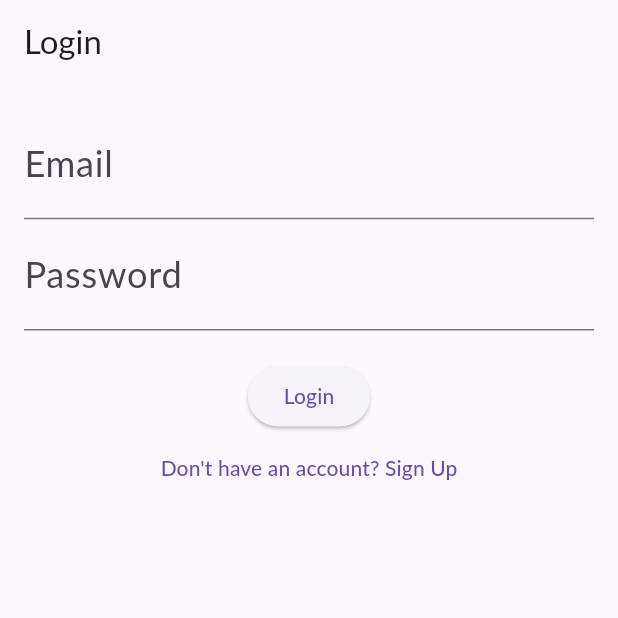
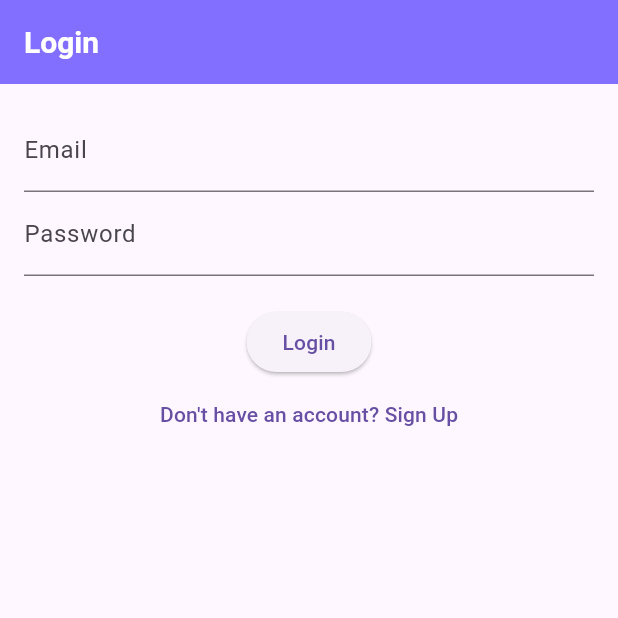
Before and after one commit to Kanglei-Inovations/KangleiMart, a Flutter app: the screen it shows after launch, on a phone screen of 412 x 824 dp, the top half of it. Run offline on Flutter 3.47's test engine with Material 3 defaults, Android fonts, the phone set to English and light mode, and no system bars; our stand-ins replace cached_network_image, cloud_firestore, firebase_auth, firebase_core, firebase_storage, flutter_rating_bar and 4 more; accounts and stored records are empty; Roboto replaces fonts that are missing (Lato).

Commit message:
all_constants.dart

```diff
--- a/lib/main.dart
+++ b/lib/main.dart
@@ -5,7 +5,9 @@ import 'package:flutter/material.dart';
 import 'package:flutter/services.dart';
 import 'package:firebase_core/firebase_core.dart';
 import 'package:flutter_screenutil/flutter_screenutil.dart';
+import 'package:get/get.dart';
 import 'package:kangleimart/firebase_options.dart';
+import 'package:kangleimart/utils/theme.dart';
 import 'package:provider/provider.dart';
 import 'package:shared_preferences/shared_preferences.dart';
 import 'package:kangleimart/providers/auth_provider.dart';
@@ -50,19 +52,12 @@ class MyApp extends StatelessWidget {
           return ScreenUtilInit(
             designSize: const Size(375, 812),
             builder: (context, child){
-              return MaterialApp(
+              return GetMaterialApp(
                 debugShowCheckedModeBanner: false,
                 title: 'KangleiMart',
-                theme: ThemeData(
-                  primarySwatch: Colors.blue,
-                  hintColor: Colors.green,
-                  fontFamily: 'Lato',
-                  textTheme: TextTheme(
-                    bodySmall: TextStyle(fontSize: 16.sp),
-                    bodyMedium: TextStyle(fontSize: 18.sp),
-                    bodyLarge: TextStyle(fontSize: 22.sp)
-                  )
-                ),
+                theme: TAppTheme.lightTheme,
+                darkTheme: TAppTheme.darkTheme,
+                themeMode: ThemeMode.system,
                 home: AuthChecker(),
                 routes: {
                   '/SignUpScreen': (ctx) => SignUpScreen(),
--- /dev/null
+++ b/lib/utils/firebase/all_constants.dart
@@ -0,0 +1,4 @@
+export 'color_constants.dart';
+export 'firestore_constants.dart';
+export 'size_constants.dart';
+export 'text_field_constants.dart';
--- /dev/null
+++ b/lib/utils/firebase/color_constants.dart
@@ -0,0 +1,46 @@
+import 'dart:ui';
+
+import 'package:flutter/material.dart';
+
+class AppColors {
+  AppColors._();
+
+  static const Color spaceLight = Color(0xff2b3a67);
+  static const Color orangeWeb = Color(0xFFf59400);
+  static const Color white = Color(0xFFf5f5f5);
+  static const Color greyColor = Color(0xFFAEAEAE84);
+  static const Color greyColor2 = Color(0xffE8E8E8);
+  static const Color lightGrey = Color(0xff928a8a);
+  static const Color burgundy = Color(0xFF880d1e);
+  static const Color indyBlue = Color(0xFF414361);
+  static const Color spaceCadet = Color(0xFF2a2d43);
+  static const Color primary = Color(0xFF836FFF);
+  static const Color secondary = Color(0xFFBB740A);
+  static const Color primarytransperent = Color(0xFFFEEAE6);
+  static const Color textBlack = Colors.black;
+  static const Color errorColor = Colors.red;
+  static const Color burningorage = Color(0xFFec2c55);
+  static const textFieldBackground = Color(0xFFFBFCFF);
+  static Color shrinePurple = Color(0xFF9D96E1);
+  static Color shrinePink50 = Color(0xFFFEEAE6);
+  static Color shrinePink100 = Color(0xFFFEDBD0);
+  static Color shrinePink300 = Color(0xFFFBB8AC);
+  static Color shrinePink400 = Color(0xFFEAA4A4);
+
+  static Color shrineBrown900 = Color(0xFF442B2D);
+  static Color shrineBrown600 = Color(0xFF7D4F52);
+
+  static Color shrineErrorRed = Color(0xFFC5032B);
+
+  static Color shrineSurfaceWhite = Color(0xFFFFFBFA);
+  static Color shrineBackgroundWhite = Colors.white;
+static const List<Color> kDefaultRainbowColors =  [
+  Colors.red,
+  Colors.orange,
+  Colors.yellow,
+  Colors.green,
+  Colors.blue,
+  Colors.indigo,
+  Colors.purple,
+];
+}
--- /dev/null
+++ b/lib/utils/text_theme.dart
@@ -0,0 +1,22 @@
+import 'package:flutter/material.dart';
+import 'package:google_fonts/google_fonts.dart';
+
+import 'firebase/color_constants.dart';
+
+class TTextTheme{
+  static TextTheme lightTextTheme= TextTheme(
+    displayLarge: GoogleFonts.roboto(color: Colors.black87,fontSize: 38, fontWeight: FontWeight.bold ),
+    displayMedium: GoogleFonts.roboto(color: Colors.black87,fontSize: 22, fontWeight: FontWeight.bold),
+    displaySmall: GoogleFonts.roboto(color: Colors.black87,fontSize: 18, fontWeight: FontWeight.bold),
+    titleMedium: GoogleFonts.poppins(color: Colors.grey,fontSize: 15,),
+    titleSmall: GoogleFonts.poppins(color: Colors.grey,fontSize: 14,),
+  );
+  static TextTheme darkTextTheme= TextTheme(
+    displayLarge: GoogleFonts.roboto(color: Colors.white70,fontSize: 38, fontWeight: FontWeight.bold ),
+    displayMedium: GoogleFonts.roboto(color: Colors.white70,fontSize: 22,fontWeight: FontWeight.bold ),
+    displaySmall: GoogleFonts.roboto(color: Colors.white70,fontSize: 18,fontWeight: FontWeight.bold ),
+    titleMedium: GoogleFonts.poppins(color: AppColors.lightGrey,fontSize: 15,),
+    titleSmall: GoogleFonts.poppins(color: AppColors.lightGrey,fontSize: 14,),
+
+  );
+}
--- /dev/null
+++ b/lib/utils/theme.dart
@@ -0,0 +1,36 @@
+import 'package:flutter/material.dart';
+import 'package:kangleimart/utils/text_theme.dart';
+
+import 'firebase/all_constants.dart';
+
+class TAppTheme {
+  TAppTheme._();
+
+  static ThemeData lightTheme = ThemeData(
+    brightness: Brightness.light,
+    primaryColor: AppColors.primary,
+    textTheme: TTextTheme.lightTextTheme,
+    appBarTheme: AppBarTheme(
+      backgroundColor: AppColors.primary,
+      titleTextStyle: TextStyle(
+        fontSize: 20,
+        fontWeight: FontWeight.bold,
+        color: Colors.white,
+      ),
+    ),
+    ///colorScheme: ColorScheme(background: AppColors.white, brightness: null),
+  );
+  static ThemeData darkTheme = ThemeData(
+    brightness: Brightness.dark,
+    textTheme: TTextTheme.darkTextTheme,
+    appBarTheme: AppBarTheme(
+      backgroundColor: AppColors.indyBlue,
+      titleTextStyle: TextStyle(
+        fontSize: 20,
+        fontWeight: FontWeight.bold,
+        color: Colors.white,
+      ),
+    ),
+    ///colorScheme: ColorScheme(surface: AppColors.spaceCadet),
+  );
+}
--- a/pubspec.yaml
+++ b/pubspec.yaml
@@ -50,6 +50,7 @@ dependencies:
   smooth_star_rating_null_safety: ^1.0.4+2
   flutter_rating_bar: ^4.0.0
   flutter_screenutil: ^5.9.3
+  google_fonts: ^6.2.1
 
 dev_dependencies:
   flutter_test:
```
Also changed, not shown: lib/utils/firebase/app_constants.dart (added, +7 -0 lines), lib/utils/firebase/firestore_constants.dart (added, +20 -0 lines), lib/utils/firebase/size_constants.dart (added, +49 -0 lines), lib/utils/firebase/text_field_constants.dart (added, +40 -0 lines), lib/utils/map_bearing.dart (added, +16 -0 lines), lib/utils/resposive_settings.dart (added, +52 -0 lines), lib/utils/text_class.dart (added, +72 -0 lines), pubspec.lock.
